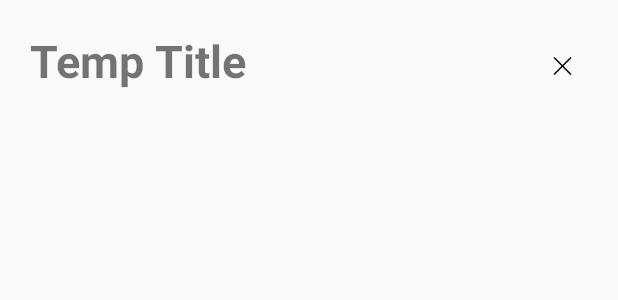
After one commit to bperdija/Cell-Identifier, an Android app built with Jetpack Compose: the layout list_of_slides.xml on its own in the app's theme, with its tools: preview values and no code run, on a phone screen of 412 x 824 dp. The commit adds this screen. Shown: the top 300 px of the screen. Run offline under Robolectric (Android 15) with nearby library versions, the phone set to English and light mode, and no system bars.

Commit message:
Add searching and result-displaying features

```diff
--- a/app/src/main/AndroidManifest.xml
+++ b/app/src/main/AndroidManifest.xml
@@ -42,6 +42,8 @@
         <activity
             android:name=".SignInActivity"
             android:exported="true" />
+        <activity android:name=".SearchResult"
+            android:exported="false"/>
     </application>
 
 </manifest>
--- a/app/src/main/java/com/example/cell_identifier/SlidesCardAdapter.kt
+++ b/app/src/main/java/com/example/cell_identifier/SlidesCardAdapter.kt
@@ -21,7 +21,6 @@ class SlidesCardAdapter(private val slides: java.util.ArrayList<SlideInfo>): Rec
     @SuppressLint("SetTextI18n")
     override fun onBindViewHolder(holder: SlidesViewHolder, position: Int) {
         val currentItem = slides[position]
-        println("Mandu: Check $currentItem")
         holder.apply {
             binding.apply {
                 slideCardName.text = "Name: ${currentItem.slideName}"
--- a/app/src/main/java/com/example/cell_identifier/UploadFragment.kt
+++ b/app/src/main/java/com/example/cell_identifier/UploadFragment.kt
@@ -2,13 +2,10 @@ package com.example.cell_identifier
 
 import android.content.Intent
 import android.os.Bundle
-import android.util.Log
 import android.view.LayoutInflater
 import android.view.View
 import android.view.ViewGroup
-import android.widget.Button
 import android.widget.LinearLayout
-import android.widget.RelativeLayout
 import androidx.fragment.app.Fragment
 import androidx.recyclerview.widget.LinearLayoutManager
 import com.example.cell_identifier.databinding.FragmentUploadBinding
@@ -31,7 +28,7 @@ class UploadFragment:Fragment() {
         savedInstanceState: Bundle?
     ): View {
 
-        dbRef = FirebaseDatabase.getInstance().getReference(UploadActivity.RT_SLIDES_DB)
+        dbRef = FirebaseDatabase.getInstance().getReference(Globals.RT_SLIDES_DB)
         slides = arrayListOf()
         binding = FragmentUploadBinding.inflate(inflater, container, false)
         currentUserEmail = FirebaseAuth.getInstance().currentUser?.email ?: ""
--- /dev/null
+++ b/app/src/main/res/layout/list_of_slides.xml
@@ -0,0 +1,37 @@
+<?xml version="1.0" encoding="utf-8"?>
+<LinearLayout xmlns:android="http://schemas.android.com/apk/res/android"
+    android:layout_width="match_parent"
+    android:layout_height="match_parent"
+    android:padding="20dp"
+    android:orientation="vertical">
+
+    <LinearLayout
+        android:layout_width="match_parent"
+        android:layout_height="wrap_content">
+
+        <TextView
+            android:id="@+id/slide_display_title"
+            android:layout_width="match_parent"
+            android:layout_height="wrap_content"
+            android:layout_weight="2"
+            android:text="@string/temp_msg"
+            android:textSize="30sp"
+            android:textStyle="bold" />
+
+        <Button
+            android:layout_width="51dp"
+            android:layout_height="wrap_content"
+            android:layout_gravity="end"
+            android:layout_weight="1"
+            android:id="@+id/exit_button"
+            android:background="@drawable/search_bar_button_shape"
+            android:scaleX="0.5"
+            android:scaleY="0.5"
+            android:gravity="end"/>
+    </LinearLayout>
+
+    <androidx.recyclerview.widget.RecyclerView
+        android:id="@+id/slide_display"
+        android:layout_width="match_parent"
+        android:layout_height="wrap_content" />
+</LinearLayout>
--- a/app/src/main/res/layout/search_history_list_adapter.xml
+++ b/app/src/main/res/layout/search_history_list_adapter.xml
@@ -10,7 +10,6 @@
         android:layout_width="match_parent"
         android:layout_height="wrap_content"
         android:id="@+id/search_history_item"
-        android:text="temp string"
+        android:text="@string/temp_msg"
         android:textColor="@color/black"/>
-
 </LinearLayout>
```
Also changed, not shown: app/src/main/java/com/example/cell_identifier/Globals.kt (added, +8 -0 lines), app/src/main/java/com/example/cell_identifier/SearchFragment.kt (+13 -8 lines), app/src/main/java/com/example/cell_identifier/SearchListAdapter.kt (+10 -1 lines), app/src/main/java/com/example/cell_identifier/SearchResult.kt (added, +74 -0 lines), app/src/main/java/com/example/cell_identifier/UploadActivity.kt (+3 -8 lines), app/src/main/res/layout/fragment_upload.xml (+5 -12 lines), app/src/main/res/values/strings.xml (+6 -3 lines).
